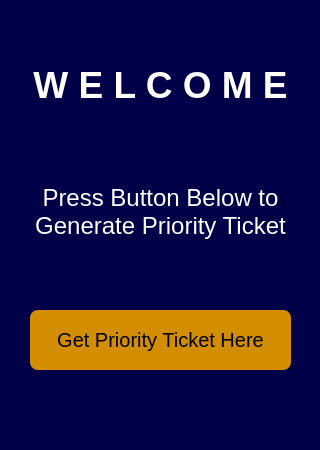
Qt form usermainwindow.ui (jsuci/que-system) before a commit.
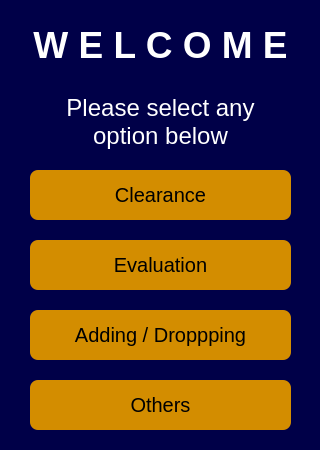
The same form after that commit.

What changed in the file:
```diff
--- a/usermainwindow.ui
+++ b/usermainwindow.ui
@@ -37,18 +37,6 @@
 	font-family: Arial, Helvetica, sans-serif;
 }
 
-QPushButton {
-	background:rgb(211, 141, 0);
-	border-radius: 8px;
-	font-size: 20px;
-	font-weight: normal;
-	color: rgb(0, 0, 0)
-}
-
-QPushButton::hover {
-	background: rgb(255, 227, 15);
-}
-
 QTextEdit {
 	border: 0px;
 }</string>
@@ -58,9 +46,9 @@
     <property name="geometry">
      <rect>
       <x>30</x>
-      <y>310</y>
+      <y>170</y>
       <width>261</width>
-      <height>60</height>
+      <height>50</height>
      </rect>
     </property>
     <property name="sizePolicy">
@@ -79,17 +67,27 @@
      <cursorShape>PointingHandCursor</cursorShape>
     </property>
     <property name="styleSheet">
-     <string notr="true"/>
+     <string notr="true">QPushButton {
+	background:rgb(211, 141, 0);
+	border-radius: 8px;
+	font-size: 20px;
+	font-weight: normal;
+	color: rgb(0, 0, 0)
+}
+
+QPushButton::hover {
+	background: rgb(255, 227, 15);
+}</string>
     </property>
     <property name="text">
-     <string>Get Priority Ticket Here</string>
+     <string>Clearance</string>
     </property>
    </widget>
    <widget class="QTextEdit" name="textEdit">
     <property name="geometry">
      <rect>
       <x>0</x>
-      <y>60</y>
+      <y>20</y>
       <width>321</width>
       <height>51</height>
      </rect>
@@ -129,15 +127,21 @@
    <widget class="QTextEdit" name="textEdit_2">
     <property name="geometry">
      <rect>
-      <x>-10</x>
-      <y>180</y>
-      <width>341</width>
-      <height>71</height>
+      <x>0</x>
+      <y>90</y>
+      <width>321</width>
+      <height>61</height>
      </rect>
     </property>
     <property name="focusPolicy">
      <enum>Qt::NoFocus</enum>
     </property>
+    <property name="verticalScrollBarPolicy">
+     <enum>Qt::ScrollBarAlwaysOff</enum>
+    </property>
+    <property name="horizontalScrollBarPolicy">
+     <enum>Qt::ScrollBarAlwaysOff</enum>
+    </property>
     <property name="readOnly">
      <bool>true</bool>
     </property>
@@ -146,13 +150,136 @@
 &lt;html&gt;&lt;head&gt;&lt;meta name=&quot;qrichtext&quot; content=&quot;1&quot; /&gt;&lt;style type=&quot;text/css&quot;&gt;
 p, li { white-space: pre-wrap; }
 &lt;/style&gt;&lt;/head&gt;&lt;body style=&quot; font-family:'Arial','Helvetica','sans-serif'; font-size:8.25pt; font-weight:400; font-style:normal;&quot;&gt;
-&lt;p align=&quot;center&quot; style=&quot; margin-top:0px; margin-bottom:0px; margin-left:0px; margin-right:0px; -qt-block-indent:0; text-indent:0px;&quot;&gt;&lt;span style=&quot; font-size:18pt; color:#ffffff;&quot;&gt;Press Button Below to&lt;/span&gt;&lt;/p&gt;
-&lt;p align=&quot;center&quot; style=&quot; margin-top:0px; margin-bottom:0px; margin-left:0px; margin-right:0px; -qt-block-indent:0; text-indent:0px;&quot;&gt;&lt;span style=&quot; font-size:18pt; color:#ffffff;&quot;&gt;Generate Priority Ticket&lt;/span&gt;&lt;/p&gt;&lt;/body&gt;&lt;/html&gt;</string>
+&lt;p align=&quot;center&quot; style=&quot; margin-top:0px; margin-bottom:0px; margin-left:0px; margin-right:0px; -qt-block-indent:0; text-indent:0px;&quot;&gt;&lt;span style=&quot; font-size:18pt; color:#ffffff;&quot;&gt;Please select any&lt;/span&gt;&lt;/p&gt;
+&lt;p align=&quot;center&quot; style=&quot; margin-top:0px; margin-bottom:0px; margin-left:0px; margin-right:0px; -qt-block-indent:0; text-indent:0px;&quot;&gt;&lt;span style=&quot; font-size:18pt; color:#ffffff;&quot;&gt;option below&lt;/span&gt;&lt;/p&gt;&lt;/body&gt;&lt;/html&gt;</string>
     </property>
     <property name="acceptRichText">
      <bool>true</bool>
     </property>
    </widget>
+   <widget class="QPushButton" name="pushButton_2">
+    <property name="geometry">
+     <rect>
+      <x>30</x>
+      <y>240</y>
+      <width>261</width>
+      <height>50</height>
+     </rect>
+    </property>
+    <property name="sizePolicy">
+     <sizepolicy hsizetype="Expanding" vsizetype="Ignored">
+      <horstretch>0</horstretch>
+      <verstretch>0</verstretch>
+     </sizepolicy>
+    </property>
+    <property name="maximumSize">
+     <size>
+      <width>16777215</width>
+      <height>60</height>
+     </size>
+    </property>
+    <property name="cursor">
+     <cursorShape>PointingHandCursor</cursorShape>
+    </property>
+    <property name="styleSheet">
+     <string notr="true">QPushButton {
+	background:rgb(211, 141, 0);
+	border-radius: 8px;
+	font-size: 20px;
+	font-weight: normal;
+	color: rgb(0, 0, 0)
+}
+
+QPushButton::hover {
+	background: rgb(255, 227, 15);
+}</string>
+    </property>
+    <property name="text">
+     <string>Evaluation</string>
+    </property>
+   </widget>
+   <widget class="QPushButton" name="pushButton_3">
+    <property name="geometry">
+     <rect>
+      <x>30</x>
+      <y>310</y>
+      <width>261</width>
+      <height>50</height>
+     </rect>
+    </property>
+    <property name="sizePolicy">
+     <sizepolicy hsizetype="Expanding" vsizetype="Ignored">
+      <horstretch>0</horstretch>
+      <verstretch>0</verstretch>
+     </sizepolicy>
+    </property>
+    <property name="maximumSize">
+     <size>
+      <width>16777215</width>
+      <height>60</height>
+     </size>
+    </property>
+    <property name="cursor">
+     <cursorShape>PointingHandCursor</cursorShape>
+    </property>
+    <property name="styleSheet">
+     <string notr="true">QPushButton {
+	background:rgb(211, 141, 0);
+	border-radius: 8px;
+	font-size: 20px;
+	font-weight: normal;
+	color: rgb(0, 0, 0)
+}
+
+QPushButton::hover {
+	background: rgb(255, 227, 15);
+}</string>
+    </property>
+    <property name="text">
+     <string>Adding / Droppping</string>
+    </property>
+   </widget>
+   <widget class="QPushButton" name="pushButton_4">
+    <property name="geometry">
+     <rect>
+      <x>30</x>
+      <y>380</y>
+      <width>261</width>
+      <height>50</height>
+     </rect>
+    </property>
+    <property name="sizePolicy">
+     <sizepolicy hsizetype="Expanding" vsizetype="Ignored">
+      <horstretch>0</horstretch>
+      <verstretch>0</verstretch>
+     </sizepolicy>
+    </property>
+    <property name="maximumSize">
+     <size>
+      <width>16777215</width>
+      <height>60</height>
+     </size>
+    </property>
+    <property name="cursor">
+     <cursorShape>PointingHandCursor</cursorShape>
+    </property>
+    <property name="styleSheet">
+     <string notr="true">QPushButton {
+	background:rgb(211, 141, 0);
+	border-radius: 8px;
+	font-size: 20px;
+	font-weight: normal;
+	color: rgb(0, 0, 0)
+}
+
+QPushButton::hover {
+	background: rgb(255, 227, 15);
+}</string>
+    </property>
+    <property name="text">
+     <string>Others</string>
+    </property>
+   </widget>
   </widget>
  </widget>
  <resources/>
```
